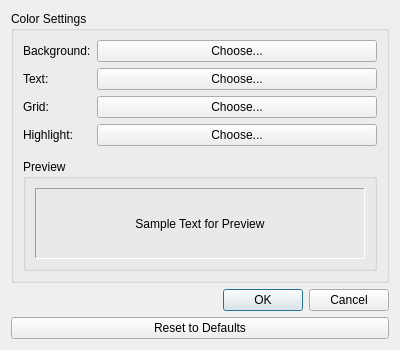
dmacri/Qt-VTK-viewer, file widgets/ColorSettingsDialog.ui: the form before one commit.
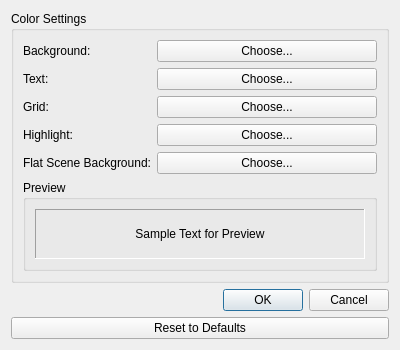
The form after the commit.

Commit message:
feat: add configurable flat scene background color to color settings
Added new color setting for flat scene background (3D mode Z=0 plane) with default light gray (RGB: 204, 204, 204). The background color is now configurable through the Color Settings dialog instead of being hardcoded. Added getter/setter methods in ColorSettings class, persistence in QSettings, and UI controls in ColorSettingsDialog. Updated Visualizer to use the color from settings when drawing and refreshing the flat scene background.

```diff
--- a/widgets/ColorSettingsDialog.ui
+++ b/widgets/ColorSettingsDialog.ui
@@ -78,6 +78,20 @@
           </property>
          </widget>
         </item>
+        <item row="4" column="0">
+         <widget class="QLabel" name="label_5">
+          <property name="text">
+           <string>Flat Scene Background:</string>
+          </property>
+         </widget>
+        </item>
+        <item row="4" column="1">
+         <widget class="QPushButton" name="btnFlatSceneBackgroundColor">
+          <property name="text">
+           <string>Choose...</string>
+          </property>
+         </widget>
+        </item>
        </layout>
       </item>
       <item>
```
The commit also changes 5 other files.
